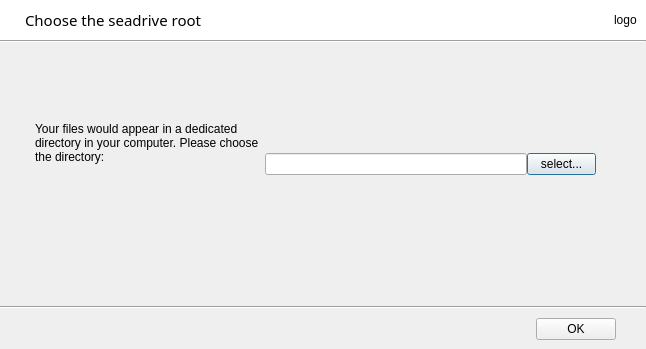
Old version of the form ui/seadrive-root-dialog.ui in the repository haiwen/seadrive-gui.
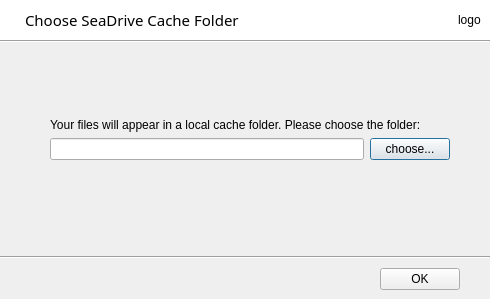
New version of the form.

Commit message: Change seadrive-root dialog style

The edit to the form file:
```diff
--- a/ui/seadrive-root-dialog.ui
+++ b/ui/seadrive-root-dialog.ui
@@ -6,8 +6,8 @@
    <rect>
     <x>0</x>
     <y>0</y>
-    <width>646</width>
-    <height>349</height>
+    <width>490</width>
+    <height>299</height>
    </rect>
   </property>
   <property name="windowTitle">
@@ -55,7 +55,7 @@
          <string notr="true"/>
         </property>
         <property name="text">
-         <string>Choose the seadrive root</string>
+         <string>Choose SeaDrive Cache Folder</string>
         </property>
        </widget>
       </item>
@@ -104,25 +104,25 @@
    </item>
    <item>
     <layout class="QHBoxLayout" name="horizontalLayout_3">
+     <property name="leftMargin">
+      <number>10</number>
+     </property>
      <item>
-      <layout class="QVBoxLayout" name="verticalLayout_2">
+      <layout class="QVBoxLayout" name="verticalLayout_3">
        <property name="spacing">
-        <number>3</number>
+        <number>6</number>
        </property>
        <property name="leftMargin">
-        <number>35</number>
-       </property>
-       <property name="topMargin">
-        <number>0</number>
+        <number>40</number>
        </property>
        <property name="rightMargin">
-        <number>2</number>
+        <number>40</number>
        </property>
        <property name="bottomMargin">
-        <number>62</number>
+        <number>20</number>
        </property>
        <item>
-        <spacer name="verticalSpacer_4">
+        <spacer name="verticalSpacer_5">
          <property name="orientation">
           <enum>Qt::Vertical</enum>
          </property>
@@ -137,7 +137,7 @@
        <item>
         <widget class="QLabel" name="label">
          <property name="text">
-          <string>Your files would appear in a dedicated directory in your computer. Please choose the directory:</string>
+          <string>Your files will appear in a local cache folder. Please choose the folder:</string>
          </property>
          <property name="wordWrap">
           <bool>true</bool>
@@ -145,51 +145,18 @@
         </widget>
        </item>
        <item>
-        <spacer name="verticalSpacer_3">
-         <property name="orientation">
-          <enum>Qt::Vertical</enum>
-         </property>
-         <property name="sizeHint" stdset="0">
-          <size>
-           <width>20</width>
-           <height>40</height>
-          </size>
-         </property>
-        </spacer>
-       </item>
-      </layout>
-     </item>
-     <item>
-      <layout class="QVBoxLayout" name="verticalLayout_3">
-       <property name="leftMargin">
-        <number>0</number>
-       </property>
-       <property name="rightMargin">
-        <number>50</number>
-       </property>
-       <property name="bottomMargin">
-        <number>20</number>
-       </property>
-       <item>
-        <spacer name="verticalSpacer_5">
-         <property name="orientation">
-          <enum>Qt::Vertical</enum>
-         </property>
-         <property name="sizeHint" stdset="0">
-          <size>
-           <width>20</width>
-           <height>40</height>
-          </size>
-         </property>
-        </spacer>
-       </item>
-       <item>
         <layout class="QHBoxLayout" name="horizontalLayout_4">
+         <property name="spacing">
+          <number>6</number>
+         </property>
+         <property name="rightMargin">
+          <number>0</number>
+         </property>
          <item>
           <widget class="QLineEdit" name="mCacheDirLineEdit">
            <property name="minimumSize">
             <size>
-             <width>262</width>
+             <width>355</width>
              <height>0</height>
             </size>
            </property>
@@ -207,7 +174,7 @@
             </size>
            </property>
            <property name="text">
-            <string>select...</string>
+            <string>choose...</string>
            </property>
           </widget>
          </item>
```
The commit also changes 1 other file.
